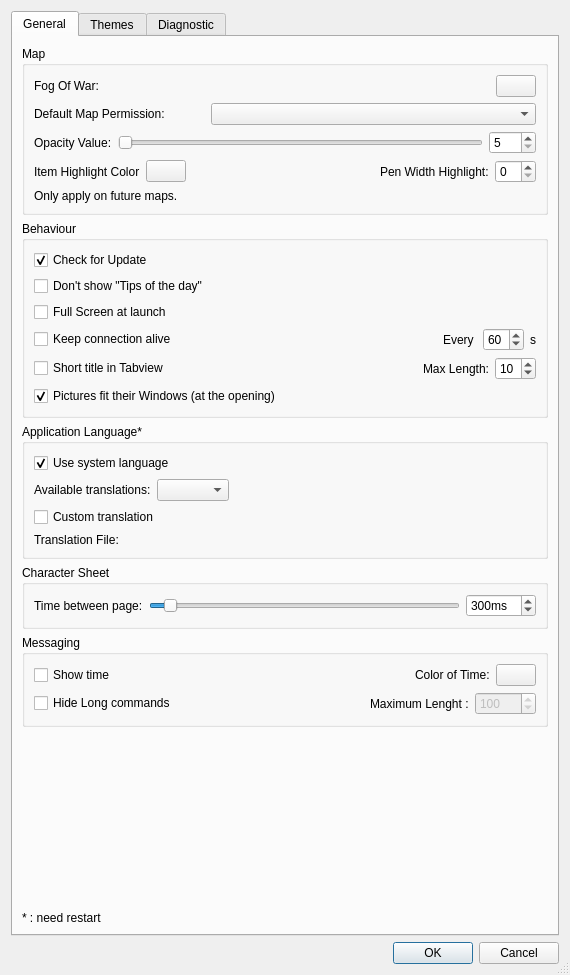
Old version of the form src/libraries/rwidgets/dialogs/preferencesdialogbox.ui in the repository Rolisteam/rolisteam.
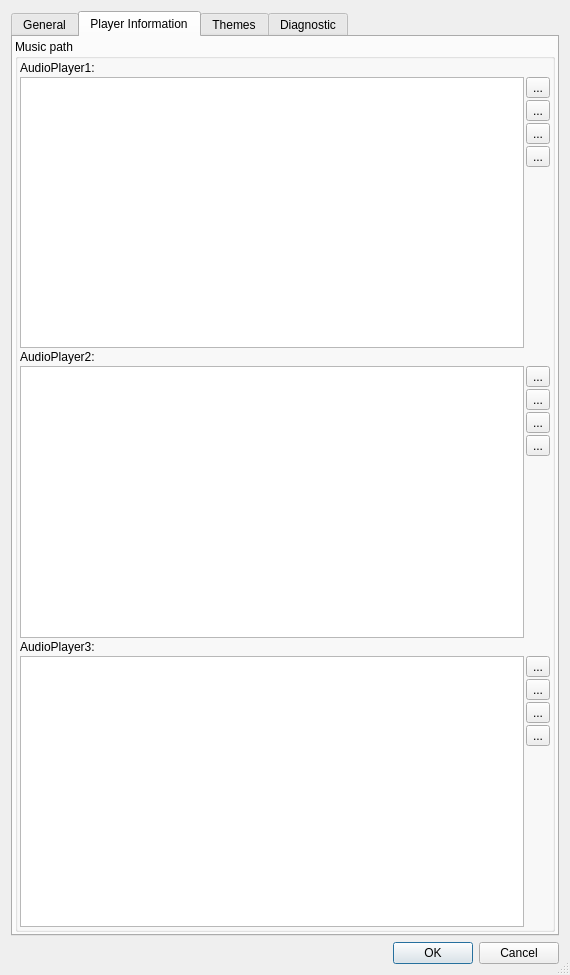
New version of the form. Icons and pictures are not drawn. Custom widgets are drawn as their Qt base class.

What changed in the file:
```diff
--- a/src/libraries/rwidgets/dialogs/preferencesdialogbox.ui
+++ b/src/libraries/rwidgets/dialogs/preferencesdialogbox.ui
@@ -20,7 +20,7 @@
    <item>
     <widget class="QTabWidget" name="tabWidget">
      <property name="currentIndex">
-      <number>0</number>
+      <number>1</number>
      </property>
      <widget class="QWidget" name="tabWidgetPage1">
       <attribute name="title">
@@ -564,6 +564,232 @@
        </item>
       </layout>
      </widget>
+     <widget class="QWidget" name="m_playerTab">
+      <property name="cursor">
+       <cursorShape>ArrowCursor</cursorShape>
+      </property>
+      <attribute name="title">
+       <string>Player Information</string>
+      </attribute>
+      <layout class="QVBoxLayout" name="verticalLayout_10">
+       <property name="spacing">
+        <number>2</number>
+       </property>
+       <property name="leftMargin">
+        <number>2</number>
+       </property>
+       <property name="topMargin">
+        <number>2</number>
+       </property>
+       <property name="rightMargin">
+        <number>2</number>
+       </property>
+       <property name="bottomMargin">
+        <number>2</number>
+       </property>
+       <item>
+        <widget class="QGroupBox" name="groupBox_3">
+         <property name="title">
+          <string>Music path</string>
+         </property>
+         <layout class="QVBoxLayout" name="verticalLayout_9">
+          <property name="spacing">
+           <number>2</number>
+          </property>
+          <property name="leftMargin">
+           <number>2</number>
+          </property>
+          <property name="topMargin">
+           <number>2</number>
+          </property>
+          <property name="rightMargin">
+           <number>2</number>
+          </property>
+          <property name="bottomMargin">
+           <number>2</number>
+          </property>
+          <item>
+           <widget class="QLabel" name="label_2">
+            <property name="text">
+             <string>AudioPlayer1:</string>
+            </property>
+           </widget>
+          </item>
+          <item>
+           <layout class="QHBoxLayout" name="horizontalLayout">
+            <item>
+             <widget class="QListView" name="m_directoriesList1"/>
+            </item>
+            <item>
+             <layout class="QVBoxLayout" name="verticalLayout_3">
+              <item>
+               <widget class="QToolButton" name="m_add1Btn">
+                <property name="text">
+                 <string>...</string>
+                </property>
+               </widget>
+              </item>
+              <item>
+               <widget class="QToolButton" name="m_delete1Btn">
+                <property name="text">
+                 <string>...</string>
+                </property>
+               </widget>
+              </item>
+              <item>
+               <widget class="QToolButton" name="m_up1Btn">
+                <property name="text">
+                 <string>...</string>
+                </property>
+               </widget>
+              </item>
+              <item>
+               <widget class="QToolButton" name="m_down1Btn">
+                <property name="text">
+                 <string>...</string>
+                </property>
+               </widget>
+              </item>
+              <item>
+               <spacer name="verticalSpacer">
+                <property name="orientation">
+                 <enum>Qt::Vertical</enum>
+                </property>
+                <property name="sizeHint" stdset="0">
+                 <size>
+                  <width>20</width>
+                  <height>40</height>
+                 </size>
+                </property>
+               </spacer>
+              </item>
+             </layout>
+            </item>
+           </layout>
+          </item>
+          <item>
+           <widget class="QLabel" name="label_3">
+            <property name="text">
+             <string>AudioPlayer2:</string>
+            </property>
+           </widget>
+          </item>
+          <item>
+           <layout class="QHBoxLayout" name="horizontalLayout_2">
+            <item>
+             <widget class="QListView" name="m_directoriesList2"/>
+            </item>
+            <item>
+             <layout class="QVBoxLayout" name="verticalLayout_2">
+              <item>
+               <widget class="QToolButton" name="m_add2Btn">
+                <property name="text">
+                 <string>...</string>
+                </property>
+               </widget>
+              </item>
+              <item>
+               <widget class="QToolButton" name="m_delete2Btn">
+                <property name="text">
+                 <string>...</string>
+                </property>
+               </widget>
+              </item>
+              <item>
+               <widget class="QToolButton" name="m_up2Btn">
+                <property name="text">
+                 <string>...</string>
+                </property>
+               </widget>
+              </item>
+              <item>
+               <widget class="QToolButton" name="m_down2Btn">
+                <property name="text">
+                 <string>...</string>
+                </property>
+               </widget>
+              </item>
+              <item>
+               <spacer name="verticalSpacer_2">
+                <property name="orientation">
+                 <enum>Qt::Vertical</enum>
+                </property>
+                <property name="sizeHint" stdset="0">
+                 <size>
+                  <width>20</width>
+                  <height>40</height>
+                 </size>
+                </property>
+               </spacer>
+              </item>
+             </layout>
+            </item>
+           </layout>
+          </item>
+          <item>
+           <widget class="QLabel" name="label_4">
+            <property name="text">
+             <string>AudioPlayer3:</string>
+            </property>
+           </widget>
+          </item>
+          <item>
+           <layout class="QHBoxLayout" name="horizontalLayout_3">
+            <item>
+             <widget class="QListView" name="m_directoriesList3"/>
+            </item>
+            <item>
+             <layout class="QVBoxLayout" name="verticalLayout">
+              <item>
+               <widget class="QToolButton" name="m_add3Btn">
+                <property name="text">
+                 <string>...</string>
+                </property>
+               </widget>
+              </item>
+              <item>
+               <widget class="QToolButton" name="m_delete3Btn">
+                <property name="text">
+                 <string>...</string>
+                </property>
+               </widget>
+              </item>
+              <item>
+               <widget class="QToolButton" name="m_up3Btn">
+                <property name="text">
+                 <string>...</string>
+                </property>
+               </widget>
+              </item>
+              <item>
+               <widget class="QToolButton" name="m_down3Btn">
+                <property name="text">
+                 <string>...</string>
+                </property>
+               </widget>
+              </item>
+              <item>
+               <spacer name="verticalSpacer_4">
+                <property name="orientation">
+                 <enum>Qt::Vertical</enum>
+                </property>
+                <property name="sizeHint" stdset="0">
+                 <size>
+                  <width>20</width>
+                  <height>40</height>
+                 </size>
+                </property>
+               </spacer>
+              </item>
+             </layout>
+            </item>
+           </layout>
+          </item>
+         </layout>
+        </widget>
+       </item>
+      </layout>
+     </widget>
      <widget class="QWidget" name="tabWidgetPage2">
       <attribute name="title">
        <string>Themes</string>
```
Left out of the diff: 108 changed lines with no effect on the pictures.
